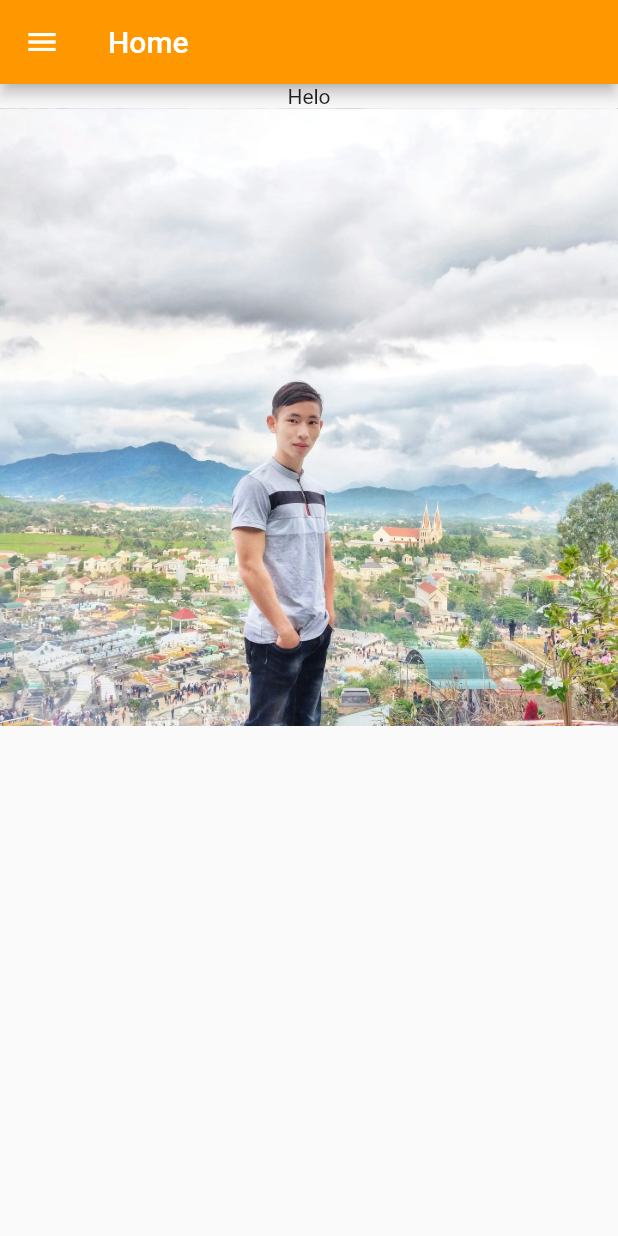
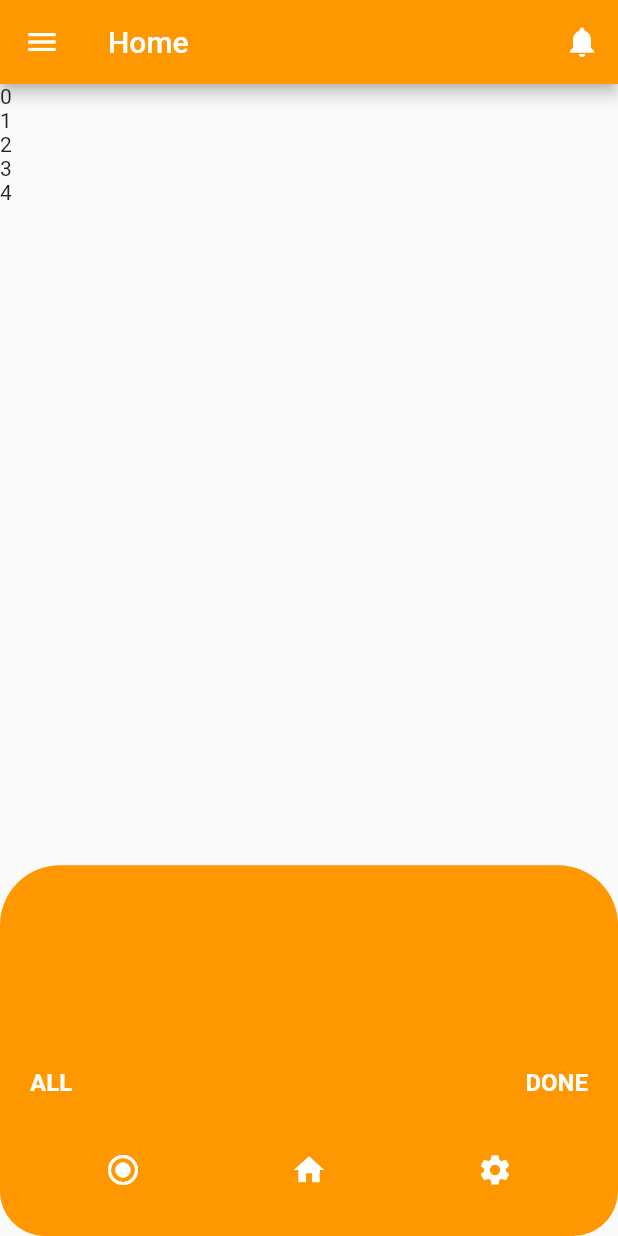
Before and after one commit to linh236/appbar, a Flutter app: the screen it shows after launch, on a phone screen of 412 x 824 dp. Run offline on Flutter 3.47's test engine with Material 2 defaults, Android fonts, the phone set to English and light mode, and no system bars.

Commit message:
desgin HomeScreen

```diff
--- a/lib/Screens/Home/components/body.dart
+++ b/lib/Screens/Home/components/body.dart
@@ -1,13 +1,20 @@
 import 'package:flutter/material.dart';
+import 'package:appbar/Screens/Home/components/buildbottomcard.dart';
+import 'package:appbar/Screens/Home/components/buildcardslist.dart';
+
+
+
 class Body extends StatelessWidget{
-
   @override
   Widget build(BuildContext context){
     return Container(
-        child: Column(
+        child: Stack(
           children: <Widget>[
-            Text("Helo"),
-            Image.asset("assets/images/av.jpg")
+            Align(
+              alignment: Alignment.bottomCenter,
+              child:BuildBottomCard(),
+            ),
+            BuildCardsList(),
           ]
         )
     );
--- /dev/null
+++ b/lib/Screens/Home/components/buildbottomcard.dart
@@ -0,0 +1,62 @@
+import 'package:flutter/material.dart';
+import 'package:appbar/constants.dart';
+Widget _BuildButton(IconData icon){
+  return IconButton(
+    onPressed: (){},
+    icon: Icon(icon, color: Colors.white)
+  );
+}
+Widget _BuildText(String text){
+  return Text(
+    text,
+    style: TextStyle(
+      color: kWhiteColor,
+      fontWeight: FontWeight.bold,
+      fontSize: 16
+    ),
+  );
+}
+class BuildBottomCard extends StatelessWidget{
+  @override
+
+  Widget build(BuildContext context){
+    Size size = MediaQuery.of(context).size;
+    return Container(
+      width: size.width,
+      height: size.height*.3,
+      padding: EdgeInsets.symmetric(vertical: 20, horizontal: 20),
+      decoration: BoxDecoration(
+        color: kOrangeColor,
+        borderRadius: BorderRadius.only(
+          topRight: Radius.circular(40),
+          topLeft: Radius.circular(40),
+          bottomRight: Radius.circular(30),
+          bottomLeft: Radius.circular(30)
+        ),
+      ),
+      child: Column(
+        mainAxisAlignment: MainAxisAlignment.end,
+        mainAxisSize: MainAxisSize.min,
+        children: <Widget>[
+          Row(
+            children: <Widget>[
+              _BuildText("ALL"),
+              Spacer(),
+              _BuildText("DONE"),
+            ]
+          ),
+          SizedBox(height: size.height*.03),
+          Row(
+            mainAxisAlignment: MainAxisAlignment.spaceAround,
+            children:<Widget>[
+              _BuildButton(Icons.radio_button_checked),
+              _BuildButton(Icons.home),
+              _BuildButton(Icons.settings),
+            ],
+          ),
+        ]
+      )
+    );
+  }
+
+}
--- /dev/null
+++ b/lib/Screens/Home/components/buildcardslist.dart
@@ -0,0 +1,14 @@
+import 'package:flutter/material.dart';
+
+class BuildCardsList extends StatelessWidget{
+  @override
+
+  Widget build(BuildContext context){
+    return ListView.builder(
+      itemCount: 5,
+      itemBuilder: (context, index){
+        return Text('$index');
+      }
+    );
+  }
+}
--- a/lib/Screens/Home/home_screen.dart
+++ b/lib/Screens/Home/home_screen.dart
@@ -8,7 +8,7 @@ class HomeScreen extends StatelessWidget {
   Widget build(BuildContext context) {
     return AppBarMenu(
       title: "Home",
-      backgroundbar: Colors.orange,
+      backgroundbar: kOrangeColor,
       child: Body(),
     );
   }
--- a/lib/components/appbarmenu.dart
+++ b/lib/components/appbarmenu.dart
@@ -20,7 +20,19 @@ class AppBarMenu extends StatelessWidget{
   Widget build(BuildContext context){
     Size size = MediaQuery.of(context).size;
     return Scaffold(
-        appBar: AppBar(title: Text(title), backgroundColor: backgroundbar),
+        appBar: AppBar(
+          title: Text(title),
+          backgroundColor: backgroundbar,
+          actions: <Widget>[
+            IconButton(
+              onPressed: (){},
+              icon: Icon(
+                Icons.notifications,
+                color: kBellColor,
+              ),
+            ),
+          ],
+        ),
         drawer: Drawer(
             child: ListView(children: <Widget>[
             DrawerHeader(
--- a/lib/constants.dart
+++ b/lib/constants.dart
@@ -3,3 +3,5 @@ import 'package:flutter/material.dart';
 const kPrimaryColor = Color(0xFF6F35A5);
 const kPrimaryLightColor = Color(0xFFF1E6FF);
 const kWhiteColor = Color(0xFFFFFFFF);
+const kBellColor = Colors.white;
+const kOrangeColor = Colors.orange;
```
Also changed, not shown: 1 other file.
